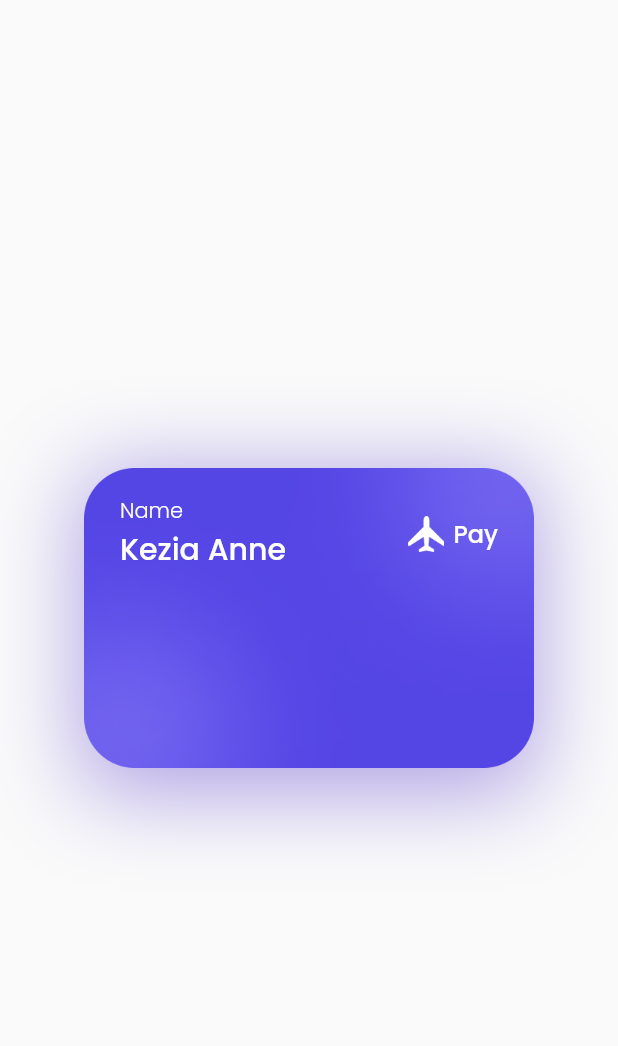
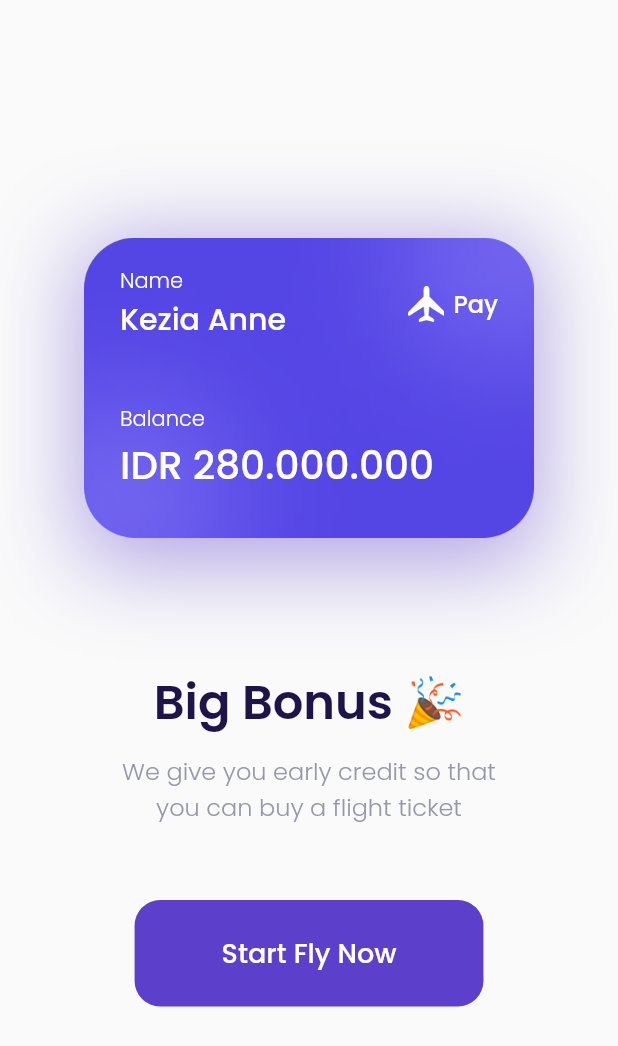
Before and after one commit to HarunNurahman/book-inn-air, a Flutter app: the BonusPage screen opened by its route, on a phone screen of 412 x 824 dp. Shown: the top 1046 px of the screen. Run offline on Flutter 3.47's test engine with Material 2 defaults, Android fonts, the phone set to English and light mode, and no system bars; our stand-ins replace device_preview, google_fonts.

Commit message:
Slicing UI Bonus Page

```diff
--- a/lib/pages/bonus_page.dart
+++ b/lib/pages/bonus_page.dart
@@ -25,6 +25,7 @@
           ],
         ),
         child: Column(
+          crossAxisAlignment: CrossAxisAlignment.start,
           children: [
             Row(
               children: [
@@ -61,8 +62,83 @@
                   ),
                 )
               ],
-            )
+            ),
+            const SizedBox(height: 41),
+            Text(
+              'Balance',
+              style: whiteTextStyle.copyWith(
+                fontSize: 14,
+                fontWeight: light,
+              ),
+            ),
+            Text(
+              'IDR 280.000.000',
+              style: whiteTextStyle.copyWith(
+                fontSize: 26,
+                fontWeight: medium,
+              ),
+            ),
           ],
+        ),
+      );
+    }
+
+    // Congratulation text
+    Widget _bonusTitle() {
+      return Container(
+        margin: const EdgeInsets.only(top: 80),
+        child: Text(
+          'Big Bonus 🎉',
+          style: blackTextStyle.copyWith(
+            fontSize: 32,
+            fontWeight: semiBold,
+          ),
+        ),
+      );
+    }
+
+    // Subtitle bonus
+    Widget _bonusSubtitle() {
+      return Container(
+        margin: const EdgeInsets.only(top: 10),
+        child: Text(
+          'We give you early credit so that\nyou can buy a flight ticket',
+          style: grayTextStyle.copyWith(
+            fontSize: 16,
+            fontWeight: light,
+          ),
+          textAlign: TextAlign.center,
+        ),
+      );
+    }
+
+    // Start button
+    Widget _startButton() {
+      return Container(
+        margin: const EdgeInsets.only(top: 50),
+        child: TextButton(
+          onPressed: () {},
+          style: TextButton.styleFrom(
+            backgroundColor: primaryColor,
+            shape: RoundedRectangleBorder(
+              borderRadius: BorderRadius.all(
+                Radius.circular(defaultRadius),
+              ),
+            ),
+          ),
+          child: Padding(
+            padding: const EdgeInsets.symmetric(
+              vertical: 14,
+              horizontal: 50,
+            ),
+            child: Text(
+              'Start Fly Now',
+              style: whiteTextStyle.copyWith(
+                fontSize: 18,
+                fontWeight: medium,
+              ),
+            ),
+          ),
         ),
       );
     }
@@ -74,6 +150,9 @@
             mainAxisAlignment: MainAxisAlignment.center,
             children: [
               _bonusCard(),
+              _bonusTitle(),
+              _bonusSubtitle(),
+              _startButton(),
             ],
           ),
         ));
```
